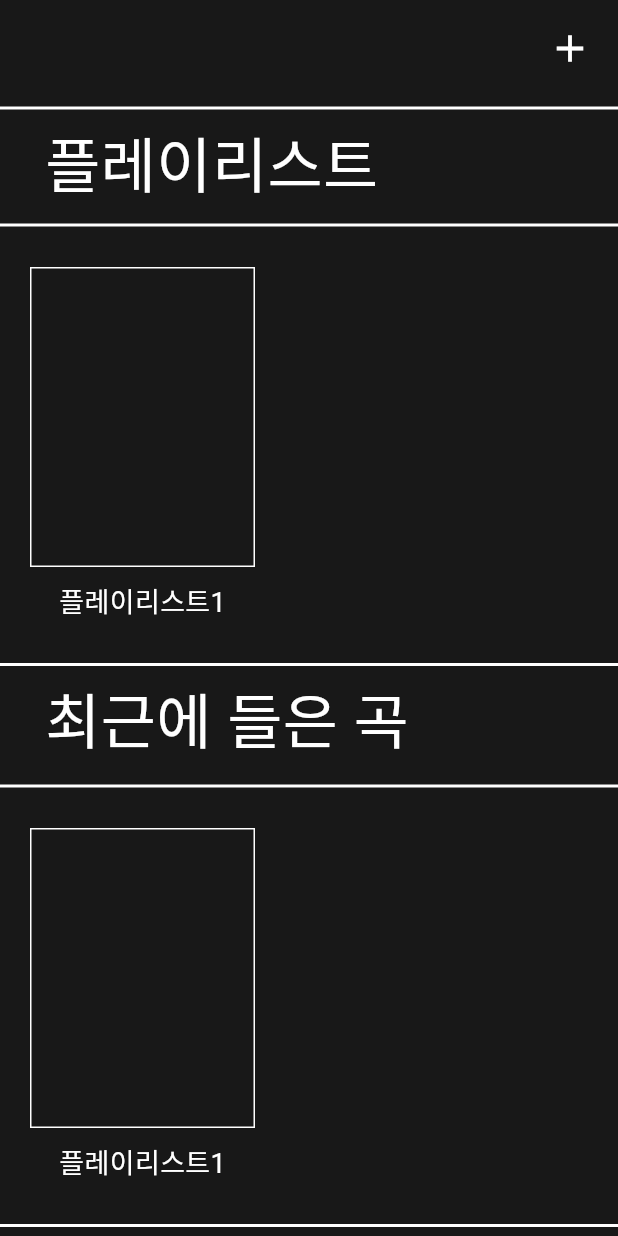
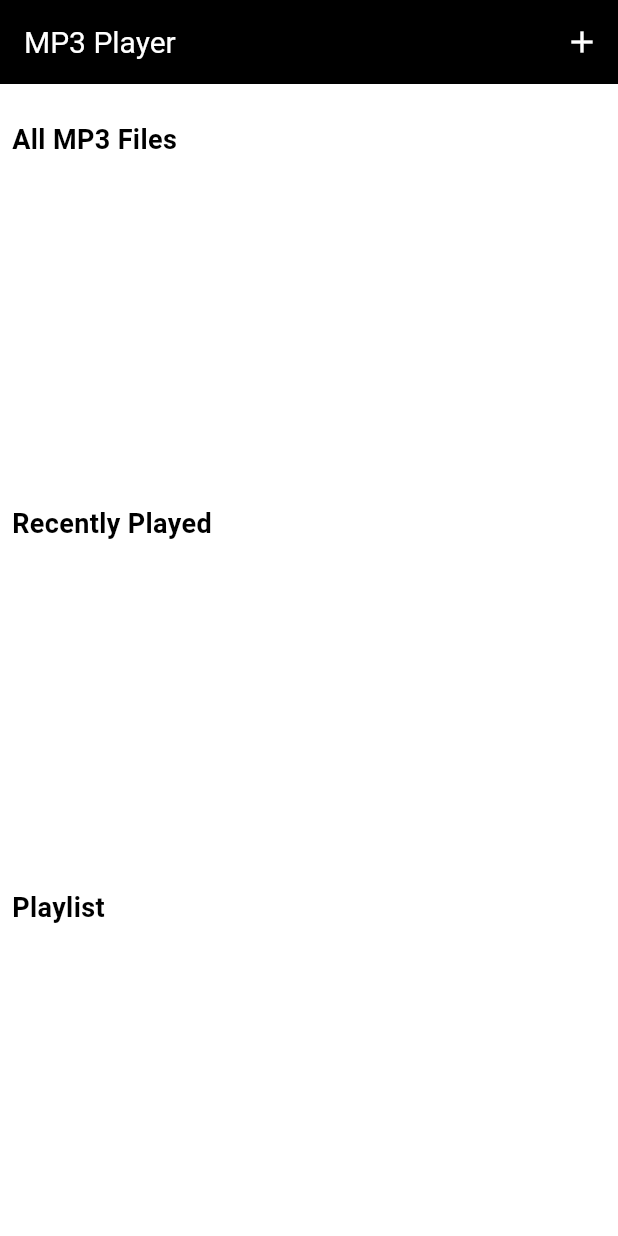
Before and after one commit to SungminPark1997/break-point, a Flutter app: the screen it shows after launch, on a phone screen of 412 x 824 dp. Run offline on Flutter 3.47's test engine with Material 3 defaults, Android fonts, the phone set to English and light mode, and no system bars; our stand-ins replace audioplayers, file_picker; missing offline and left inert: flutter_media_metadata.

Commit message:
mp3 플레이어 기능 및 전체 UI 교체

```diff
--- a/lib/main.dart
+++ b/lib/main.dart
@@ -1,40 +1,210 @@
-import 'package:breakpoint/widgets/content_list.dart';
-import 'package:breakpoint/widgets/header.dart';
-import 'package:breakpoint/widgets/title.dart';
+import 'package:breakpoint/player_screen.dart';
 import 'package:flutter/material.dart';
+import 'package:audioplayers/audioplayers.dart';
+import 'package:file_picker/file_picker.dart';
+import 'dart:io';
 
-void main() {
-  runApp(const MyApp());
-}
+void main() => runApp(const MP3PlayerApp());
 
-class MyApp extends StatelessWidget {
-  const MyApp({super.key});
+class MP3PlayerApp extends StatelessWidget {
+  const MP3PlayerApp({super.key});
 
-  // This widget is the root of your application.
   @override
   Widget build(BuildContext context) {
     return MaterialApp(
-        title: 'Break Point',
-        theme: ThemeData(
-          colorScheme: ColorScheme.fromSeed(seedColor: Colors.deepPurple),
-          useMaterial3: true,
+      title: 'MP3 Player',
+      theme: ThemeData(
+        brightness: Brightness.light,
+        primaryColor: Colors.black,
+        colorScheme: ColorScheme.fromSwatch().copyWith(
+          primary: Colors.black,
+          secondary: Colors.red,
         ),
-        home: const Scaffold(
-            backgroundColor: Color(
-              0xFF181818,
-            ),
-            body: SingleChildScrollView(
-              child: Column(
-                children: [
-                  HeaderWidget(),
-                  TitleWidget(title: "플레이리스트"),
-                  ContentList(),
-                  TitleWidget(title: "최근에 들은 곡"),
-                  ContentList(),
-                  TitleWidget(title: "플레이리스트"),
-                  ContentList(),
-                ],
-              ),
-            )));
+        scaffoldBackgroundColor: Colors.white,
+        appBarTheme: const AppBarTheme(
+          backgroundColor: Colors.black,
+          titleTextStyle: TextStyle(
+            color: Colors.white,
+            fontSize: 20,
+          ),
+        ),
+        textTheme: const TextTheme(
+          bodyLarge: TextStyle(color: Colors.black),
+          bodyMedium: TextStyle(color: Colors.black),
+        ),
+        iconTheme: const IconThemeData(color: Colors.red),
+        buttonTheme: const ButtonThemeData(
+          buttonColor: Colors.red,
+        ),
+        dividerColor: Colors.black12,
+      ),
+      home: const MP3PlayerScreen(),
+    );
   }
 }
+
+class MP3PlayerScreen extends StatefulWidget {
+  const MP3PlayerScreen({super.key});
+
+  @override
+  _MP3PlayerScreenState createState() => _MP3PlayerScreenState();
+}
+
+class _MP3PlayerScreenState extends State<MP3PlayerScreen> {
+  final AudioPlayer _audioPlayer = AudioPlayer();
+  final List<File> _mp3Files = [];
+  File? _currentlyPlaying;
+  final List<File> _recentlyPlayed = [];
+  final List<File> _playlist = [];
+
+  @override
+  Widget build(BuildContext context) {
+    return Scaffold(
+      appBar: AppBar(
+        title: const Text('MP3 Player'),
+        actions: [
+          IconButton(
+            icon: const Icon(
+              Icons.add,
+              color: Colors.white,
+            ),
+            onPressed: _addMP3Files,
+          ),
+        ],
+      ),
+      body: Column(
+        crossAxisAlignment: CrossAxisAlignment.start,
+        children: [
+          _currentlyPlaying != null
+              ? Padding(
+                  padding: const EdgeInsets.all(8.0),
+                  child: Container(
+                    decoration: BoxDecoration(
+                      color: Colors.black12,
+                      borderRadius: BorderRadius.circular(10),
+                    ),
+                    child: ListTile(
+                      title: Text(
+                        _currentlyPlaying!.path.split('/').last,
+                        style: const TextStyle(color: Colors.black),
+                      ),
+                      subtitle: const Text(
+                        'Currently Playing',
+                        style: TextStyle(color: Colors.red),
+                      ),
+                      trailing: IconButton(
+                        icon: const Icon(Icons.stop, color: Colors.red),
+                        onPressed: _stop,
+                      ),
+                    ),
+                  ),
+                )
+              : Container(),
+          const Divider(),
+          const Padding(
+            padding: EdgeInsets.all(8.0),
+            child: Text(
+              'All MP3 Files',
+              style: TextStyle(
+                  fontSize: 18,
+                  fontWeight: FontWeight.bold,
+                  color: Colors.black),
+            ),
+          ),
+          Expanded(
+            child: ListView.builder(
+              itemCount: _mp3Files.length,
+              itemBuilder: (context, index) {
+                return ListTile(
+                  title: Text(_mp3Files[index].path.split('/').last),
+                  onTap: () => _play(_mp3Files[index]),
+                  trailing: const Icon(Icons.play_arrow, color: Colors.red),
+                );
+              },
+            ),
+          ),
+          const Divider(),
+          const Padding(
+            padding: EdgeInsets.all(8.0),
+            child: Text(
+              'Recently Played',
+              style: TextStyle(
+                  fontSize: 18,
+                  fontWeight: FontWeight.bold,
+                  color: Colors.black),
+            ),
+          ),
+          Expanded(
+            child: ListView.builder(
+              itemCount: _recentlyPlayed.length,
+              itemBuilder: (context, index) {
+                return ListTile(
+                  title: Text(_recentlyPlayed[index].path.split('/').last),
+                  onTap: () => _play(_recentlyPlayed[index]),
+                  trailing: const Icon(Icons.history, color: Colors.red),
+                );
+              },
+            ),
+          ),
+          const Divider(),
+          const Padding(
+            padding: EdgeInsets.all(8.0),
+            child: Text(
+              'Playlist',
+              style: TextStyle(
+                  fontSize: 18,
+                  fontWeight: FontWeight.bold,
+                  color: Colors.black),
+            ),
+          ),
+          Expanded(
+            child: ListView.builder(
+              itemCount: _playlist.length,
+              itemBuilder: (context, index) {
+                return ListTile(
+                  title: Text(_playlist[index].path.split('/').last),
+                  onTap: () => _play(_playlist[index]),
+                  trailing: const Icon(Icons.queue_music, color: Colors.red),
+                );
+              },
+            ),
+          ),
+        ],
+      ),
+    );
+  }
+
+  void _addMP3Files() async {
+    FilePickerResult? result = await FilePicker.platform.pickFiles(
+      allowMultiple: true,
+      type: FileType.custom,
+      allowedExtensions: ['mp3'],
+    );
+
+    if (result != null) {
+      List<File> files = result.paths.map((path) => File(path!)).toList();
+      setState(() {
+        _mp3Files.addAll(files);
+      });
+    }
+  }
+
+  void _play(File file) {
+    setState(() {
+      if (!_recentlyPlayed.contains(file)) _recentlyPlayed.add(file);
+    });
+    Navigator.push(
+      context,
+      MaterialPageRoute(
+        builder: (context) => PlayerScreen(file: file),
+      ),
+    );
+  }
+
+  void _stop() async {
+    await _audioPlayer.stop();
+    setState(() {
+      _currentlyPlaying = null;
+    });
+  }
+}
--- a/pubspec.yaml
+++ b/pubspec.yaml
@@ -19,6 +19,8 @@ dependencies:
   flutter:
     sdk: flutter
   file_picker: ^5.0.0
+  audioplayers: ^6.0.0
+  flutter_media_metadata: ^1.0.0
   http: ^0.13.3
   # The following adds the Cupertino Icons font to your application.
   # Use with the CupertinoIcons class for iOS style icons.
```
Also changed, not shown: lib/home_screen.dart (added, +49 -0 lines), lib/player_screen.dart (added, +205 -0 lines), 5 other files.
